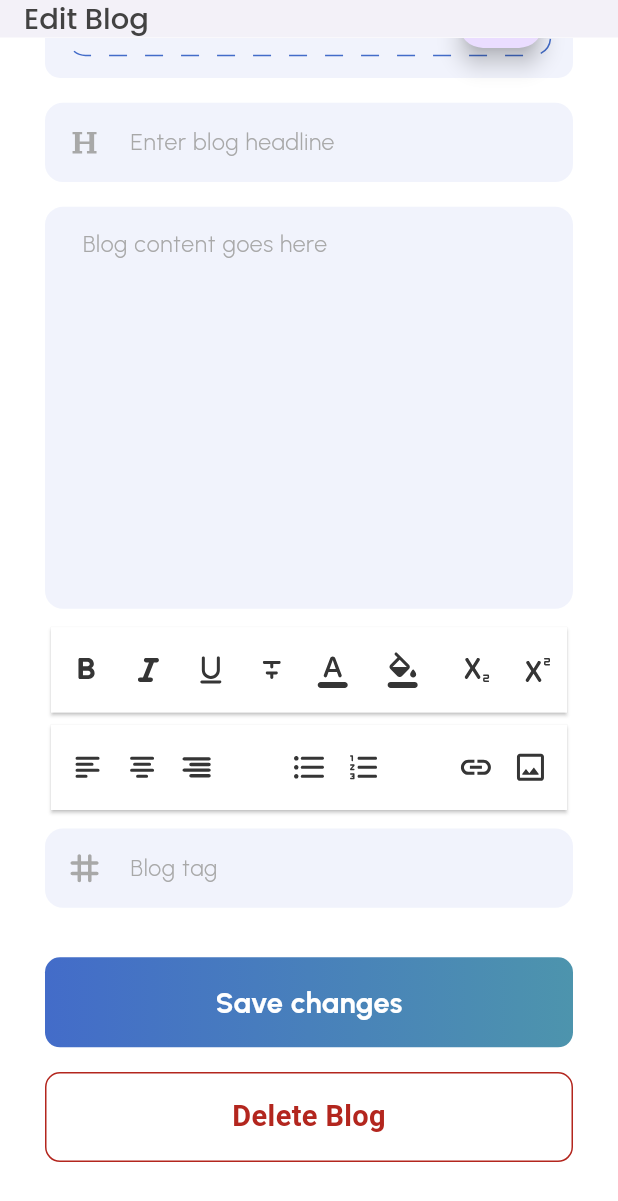
After one commit to A2SV/Ghana-G4-Starter-Project, a Flutter app: the EditBlogScreen screen opened by its route, scrolled down 212 dp, after a tap on "Save changes", on a phone screen of 412 x 824 dp. The commit adds this screen. Shown: the top 1201 px of the screen. Run offline on Flutter 3.47's test engine with Material 3 defaults, Android fonts, the phone set to English and light mode, and no system bars; drawn by our look-alikes of dotted_border; our stand-ins replace bloc, dartz, equatable, flutter_bloc, flutter_svg, get_it and 4 more.

Commit message:
feat(mobile): added edit blog screen

```diff
--- a/mobile/lib/src/core/routes/app_routes.dart
+++ b/mobile/lib/src/core/routes/app_routes.dart
@@ -3,6 +3,7 @@ import 'package:go_router/go_router.dart';
 import 'package:starter_project/src/features/auth/presentation/pages/otp_screen.dart';
 import 'package:starter_project/src/features/auth/presentation/pages/register_screen.dart';
 import 'package:starter_project/src/features/blog/presentation/pages/add_blog_screen.dart';
+import 'package:starter_project/src/features/blog/presentation/pages/edit_blog_screen.dart';
 import '../widgets/test_page.dart';
 
 class AppRoutes {
@@ -11,6 +12,7 @@ class AppRoutes {
   static const String otpScreen = 'otp-screen';
   static const String registerScreen = 'register-screen';
   static const String addblogScreen = 'add-blog-screen';
+  static const String editblogScreen = 'edit-blog-screen';
 }
 
 //* Custom transition page
@@ -60,4 +62,9 @@ final routes = <GoRoute>[
     path: '/${AddBlogScreen.routeName}',
     builder: (context, state) => const AddBlogScreen(),
   ),
+  GoRoute(
+    name: AppRoutes.editblogScreen,
+    path: '/${EditBlogScreen.routeName}',
+    builder: (context, state) => const EditBlogScreen(),
+  ),
 ];
--- a/mobile/lib/src/core/theme/theme_config.dart
+++ b/mobile/lib/src/core/theme/theme_config.dart
@@ -7,7 +7,7 @@ import 'package:starter_project/src/core/theme/text_theme.dart';
 class ThemeConfig {
   static ThemeData get lightTheme {
     return ThemeData.light().copyWith(
-      colorScheme: const ColorScheme.light(primary: Colors.white),
+      // colorScheme: const ColorScheme.light(primary: Colors.white),
       textTheme: CustomTextStyles.kDefaultTextTheme(),
       appBarTheme: AppBarTheme(
         elevation: 0,
--- a/mobile/lib/src/core/widgets/custom_button.dart
+++ b/mobile/lib/src/core/widgets/custom_button.dart
@@ -19,6 +19,7 @@ class CustomButton extends StatefulWidget {
   final String text;
   final TextStyle? textStyle;
   final Widget? suffixWidget;
+  final bool gradient;
 
   const CustomButton({
     super.key,
@@ -36,6 +37,7 @@ class CustomButton extends StatefulWidget {
     this.disabled,
     this.borderColor,
     this.textColor,
+    this.gradient = true,
   });
 
   @override
@@ -70,12 +72,14 @@ class _CustomButtonState extends State<CustomButton>
         },
         child: Container(
           decoration: BoxDecoration(
-            gradient: const LinearGradient(
+            gradient: widget.gradient
+            ? const LinearGradient(
               colors: [
                 AppLightThemeColors.kPrimaryColor,
                 AppLightThemeColors.kPrimaryLightColor,
               ],
-            ),
+            )
+            : null,
             borderRadius: BorderRadius.circular(widget.borderRadius ?? 10.0),
           ),
           width: widget.width ?? context.width,
--- a/mobile/lib/src/core/widgets/custom_textformfield.dart
+++ b/mobile/lib/src/core/widgets/custom_textformfield.dart
@@ -206,7 +206,7 @@ class CustomTextFormFieldState extends State<CustomTextFormField> {
           ),
       contentPadding: widget.contentPadding ??
           EdgeInsets.symmetric(
-            horizontal: 0,
+            horizontal: 1.w,
             vertical: 2.5.h,
           ),
       fillColor: widget.fillColor ?? AppLightThemeColors.kFieldBackgroundColor,
--- /dev/null
+++ b/mobile/lib/src/features/blog/presentation/pages/edit_blog_screen.dart
@@ -0,0 +1,62 @@
+import 'package:flutter/material.dart';
+import 'package:responsive_sizer/responsive_sizer.dart';
+import 'package:starter_project/generated/assets.gen.dart';
+import 'package:starter_project/src/core/utils/custom_extensions.dart';
+import 'package:starter_project/src/core/widgets/custom_button.dart';
+import 'package:starter_project/src/features/blog/presentation/widgets/widgets.dart';
+
+class EditBlogScreen extends StatefulWidget {
+  static const String routeName = 'edit-blog-screen';
+  const EditBlogScreen({super.key});
+
+  @override
+  State<EditBlogScreen> createState() => EditBlogScreenState();
+}
+
+class EditBlogScreenState extends State<EditBlogScreen> {
+  @override
+  Widget build(BuildContext context) {
+    return Scaffold(
+      appBar: AppBar(
+        title: const Text('Edit Blog'),
+        automaticallyImplyLeading: true,
+      ),
+      body: SingleChildScrollView(
+        child: Column(
+          children: [
+            SizedBox(
+              height: 5.h,
+            ),
+            Stack(
+              alignment: Alignment.bottomRight,
+              children: [
+                const ImageFilePickerWidget(),
+                FloatingActionButton(
+                  onPressed: () {},
+                  child: Assets.svg.blogEdit.path.asSvgImage(),
+                ).allPadding(20.0)
+              ],
+            ),
+            const BlogHeaderFormField().verticalPadding(2.h),
+            const BlogContentFormField(),
+            const FontFormattingToolbarWidget().topPadding(1.h),
+            const AlignmentFormattingToolbarWidget(),
+            const BlogTagFormField().onlyPadding(1.h, 4.h, 0, 0),
+            CustomButton(
+              text: 'Save changes',
+              horizontalPadding: 0.0,
+              onPressed: () {},
+            ),
+            SizedBox(
+              height: 2.h,
+            ),
+            const DeleteButton(),
+            SizedBox(
+              height: 6.h,
+            ),
+          ],
+        ).horizontalPadding(30.0),
+      ),
+    );
+  }
+}
--- /dev/null
+++ b/mobile/lib/src/features/blog/presentation/widgets/delete_button.dart
@@ -0,0 +1,28 @@
+
+import 'package:flutter/material.dart';
+import 'package:responsive_sizer/responsive_sizer.dart';
+import 'package:starter_project/src/core/utils/custom_extensions.dart';
+import 'package:starter_project/src/core/widgets/custom_button.dart';
+
+class DeleteButton extends StatelessWidget {
+  const DeleteButton({
+    super.key,
+  });
+
+  @override
+  Widget build(BuildContext context) {
+    return CustomButton(
+      text: 'Delete Blog',
+      horizontalPadding: 0.0,
+      gradient: false,
+      onPressed: () {},
+      textStyle: context.textTheme.bodyMedium!.copyWith(
+        fontSize: 18.sp,
+        color: context.colorScheme.error,
+        fontWeight: FontWeight.bold,
+        // fontFamily: FontFamily.urbanist,
+      ),
+      borderColor: context.colorScheme.error,
+    );
+  }
+}
--- a/mobile/lib/src/features/blog/presentation/widgets/widgets.dart
+++ b/mobile/lib/src/features/blog/presentation/widgets/widgets.dart
@@ -4,3 +4,4 @@ export 'blog_header_form_field.dart';
 export 'image_file_picker.dart';
 export 'font_formatting_toolbar.dart';
 export 'blog_tag_form_field.dart';
+export 'delete_button.dart';
```
Also changed, not shown: mobile/assets/svg/blog_edit.svg (added), mobile/lib/generated/assets.gen.dart.
